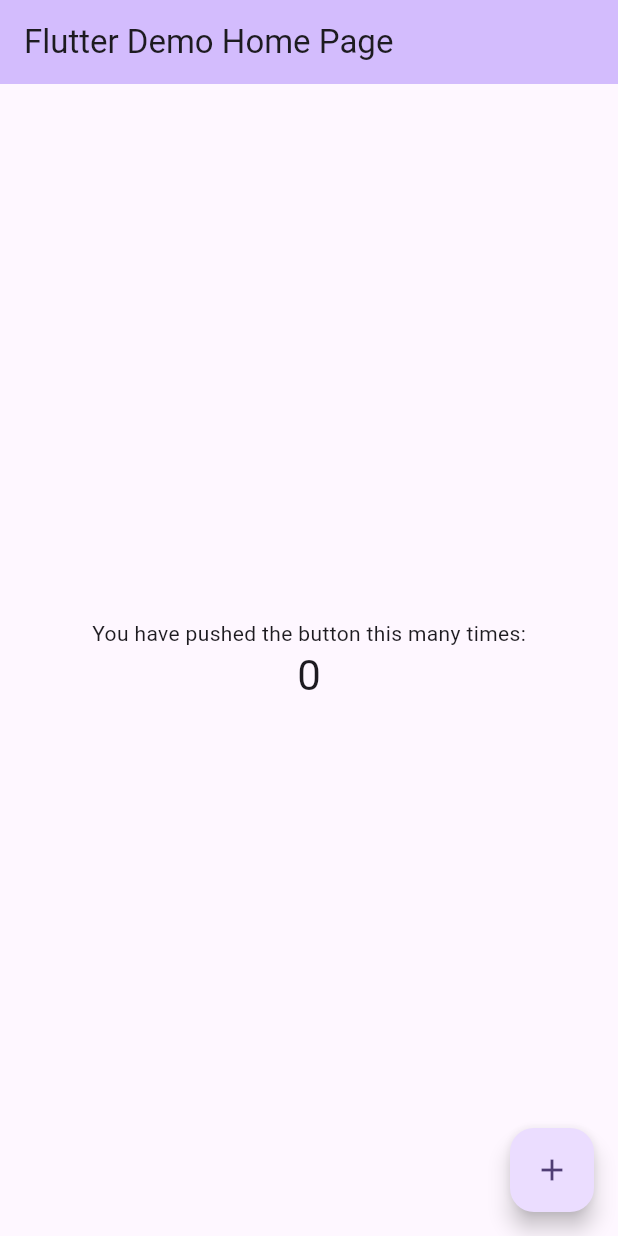
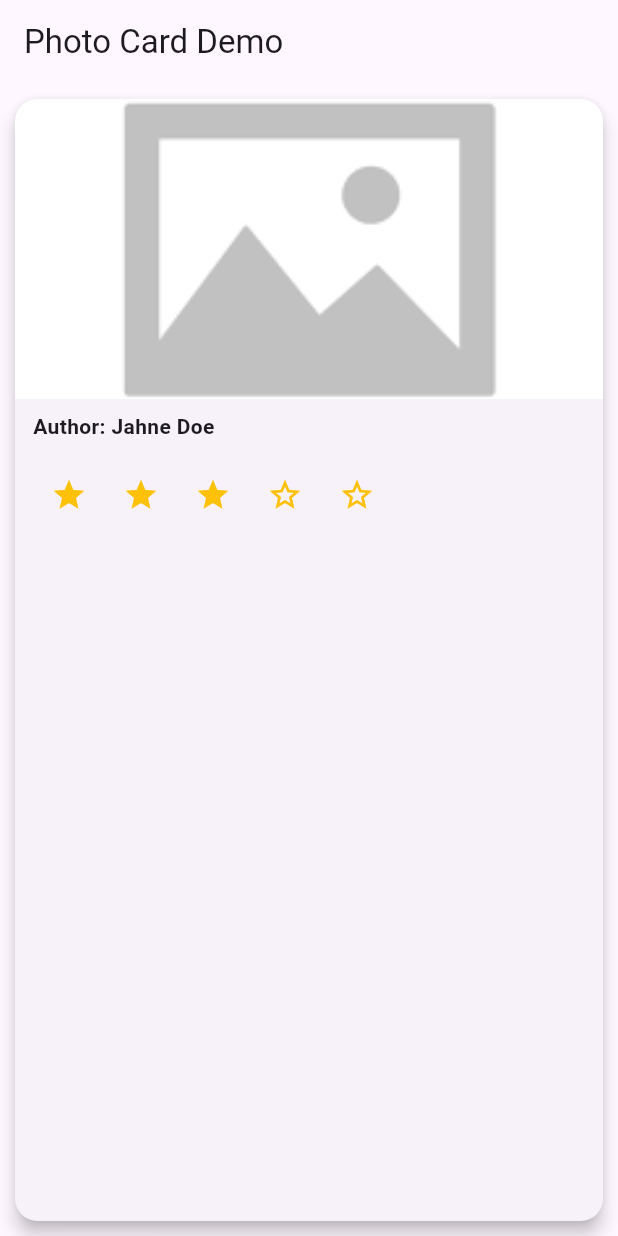
Before and after one commit to Dfvgdev111/Flutter-Home-Assignment, a Flutter app: the screen it shows after launch, on a phone screen of 412 x 824 dp. Run offline on Flutter 3.47's test engine with Material 3 defaults, Android fonts, the phone set to English and light mode, and no system bars.

Commit message:
Added Basic photo card widget

```diff
--- a/lib/main.dart
+++ b/lib/main.dart
@@ -1,4 +1,8 @@
+import 'dart:io';
 import 'package:flutter/material.dart';
+import 'models/photo_model.dart';
+import 'widgets/photo_card.dart';
+import 'widgets/rating_widget.dart';
 
 void main() {
   runApp(const MyApp());
@@ -7,115 +11,39 @@ void main() {
 class MyApp extends StatelessWidget {
   const MyApp({super.key});
 
-  // This widget is the root of your application.
   @override
   Widget build(BuildContext context) {
     return MaterialApp(
-      title: 'Flutter Demo',
-      theme: ThemeData(
-        // This is the theme of your application.
-        //
-        // TRY THIS: Try running your application with "flutter run". You'll see
-        // the application has a purple toolbar. Then, without quitting the app,
-        // try changing the seedColor in the colorScheme below to Colors.green
-        // and then invoke "hot reload" (save your changes or press the "hot
-        // reload" button in a Flutter-supported IDE, or press "r" if you used
-        // the command line to start the app).
-        //
-        // Notice that the counter didn't reset back to zero; the application
-        // state is not lost during the reload. To reset the state, use hot
-        // restart instead.
-        //
-        // This works for code too, not just values: Most code changes can be
-        // tested with just a hot reload.
-        colorScheme: .fromSeed(seedColor: Colors.deepPurple),
-      ),
-      home: const MyHomePage(title: 'Flutter Demo Home Page'),
+      title: 'Photo Rating Demo',
+      theme: ThemeData(primarySwatch: Colors.deepPurple),
+      home: const MyHomePage(),
     );
   }
 }
 
 class MyHomePage extends StatefulWidget {
-  const MyHomePage({super.key, required this.title});
-
-  // This widget is the home page of your application. It is stateful, meaning
-  // that it has a State object (defined below) that contains fields that affect
-  // how it looks.
-
-  // This class is the configuration for the state. It holds the values (in this
-  // case the title) provided by the parent (in this case the App widget) and
-  // used by the build method of the State. Fields in a Widget subclass are
-  // always marked "final".
-
-  final String title;
+  const MyHomePage({super.key});
 
   @override
   State<MyHomePage> createState() => _MyHomePageState();
 }
 
 class _MyHomePageState extends State<MyHomePage> {
-  int _counter = 0;
-
-  void _incrementCounter() {
-    setState(() {
-      // This call to setState tells the Flutter framework that something has
-      // changed in this State, which causes it to rerun the build method below
-      // so that the display can reflect the updated values. If we changed
-      // _counter without calling setState(), then the build method would not be
-      // called again, and so nothing would appear to happen.
-      _counter++;
-    });
-  }
+  final Photo testPhoto = Photo(path: 'NULL ', author: 'Jahne Doe', rating: 3);
 
   @override
   Widget build(BuildContext context) {
-    // This method is rerun every time setState is called, for instance as done
-    // by the _incrementCounter method above.
-    //
-    // The Flutter framework has been optimized to make rerunning build methods
-    // fast, so that you can just rebuild anything that needs updating rather
-    // than having to individually change instances of widgets.
     return Scaffold(
-      appBar: AppBar(
-        // TRY THIS: Try changing the color here to a specific color (to
-        // Colors.amber, perhaps?) and trigger a hot reload to see the AppBar
-        // change color while the other colors stay the same.
-        backgroundColor: Theme.of(context).colorScheme.inversePrimary,
-        // Here we take the value from the MyHomePage object that was created by
-        // the App.build method, and use it to set our appbar title.
-        title: Text(widget.title),
-      ),
+      appBar: AppBar(title: const Text('Photo Card Demo')),
       body: Center(
-        // Center is a layout widget. It takes a single child and positions it
-        // in the middle of the parent.
-        child: Column(
-          // Column is also a layout widget. It takes a list of children and
-          // arranges them vertically. By default, it sizes itself to fit its
-          // children horizontally, and tries to be as tall as its parent.
-          //
-          // Column has various properties to control how it sizes itself and
-          // how it positions its children. Here we use mainAxisAlignment to
-          // center the children vertically; the main axis here is the vertical
-          // axis because Columns are vertical (the cross axis would be
-          // horizontal).
-          //
-          // TRY THIS: Invoke "debug painting" (choose the "Toggle Debug Paint"
-          // action in the IDE, or press "p" in the console), to see the
-          // wireframe for each widget.
-          mainAxisAlignment: .center,
-          children: [
-            const Text('You have pushed the button this many times:'),
-            Text(
-              '$_counter',
-              style: Theme.of(context).textTheme.headlineMedium,
-            ),
-          ],
+        child: PhotoCard(
+          photo: testPhoto,
+          onRatingChanged: (newRating) {
+            setState(() {
+              testPhoto.rating = newRating;
+            });
+          },
         ),
-      ),
-      floatingActionButton: FloatingActionButton(
-        onPressed: _incrementCounter,
-        tooltip: 'Increment',
-        child: const Icon(Icons.add),
       ),
     );
   }
--- a/lib/models/photo_model.dart
+++ b/lib/models/photo_model.dart
@@ -1,6 +1,6 @@
 class Photo {
   final String path;
-  final int rating;
-
-  Photo({required this.path, required this.rating});
+  int rating;
+  final String author;
+  Photo({required this.path, required this.author, this.rating = 0});
 }
--- /dev/null
+++ b/lib/widgets/photo_card.dart
@@ -0,0 +1,65 @@
+import 'dart:io';
+import 'package:flutter/material.dart';
+import '../models/photo_model.dart';
+import 'rating_widget.dart';
+
+class PhotoCard extends StatelessWidget {
+  final Photo photo;
+  final Function(int) onRatingChanged;
+
+  const PhotoCard({
+    Key? key,
+    required this.photo,
+    required this.onRatingChanged,
+  }) : super(key: key);
+
+  @override
+  Widget build(BuildContext context) {
+    return Card(
+      margin: const EdgeInsets.all(10),
+      shape: RoundedRectangleBorder(borderRadius: BorderRadius.circular(15)),
+      elevation: 5,
+      child: Column(
+        crossAxisAlignment: CrossAxisAlignment.start,
+        children: [
+          ClipRRect(
+            borderRadius: const BorderRadius.vertical(top: Radius.circular(15)),
+            child: (File(photo.path).existsSync())
+                ? Image.file(
+                    File(photo.path),
+                    width: double.infinity,
+                    height: 200,
+                    fit: BoxFit.cover,
+                  )
+                : Image.asset(
+                    'assets/pictures/sample.png',
+                    width: double.infinity,
+                    height: 200,
+                    fit: BoxFit.cover,
+                  ),
+          ),
+
+          const SizedBox(height: 8),
+
+          Padding(
+            padding: const EdgeInsets.symmetric(horizontal: 12),
+            child: Text(
+              'Author: ${photo.author}',
+              style: const TextStyle(fontWeight: FontWeight.bold),
+            ),
+          ),
+
+          const SizedBox(height: 4),
+
+          Padding(
+            padding: const EdgeInsets.symmetric(horizontal: 12, vertical: 8),
+            child: RatingWidget(
+              rating: photo.rating,
+              onRatingChanged: onRatingChanged,
+            ),
+          ),
+        ],
+      ),
+    );
+  }
+}
--- /dev/null
+++ b/lib/widgets/rating_widget.dart
@@ -0,0 +1,29 @@
+import 'package:flutter/material.dart';
+
+class RatingWidget extends StatelessWidget {
+  final int rating;
+  final Function(int) onRatingChanged;
+
+  const RatingWidget({
+    Key? key,
+    required this.rating,
+    required this.onRatingChanged,
+  }) : super(key: key);
+
+  @override
+  Widget build(BuildContext context) {
+    return Row(
+      children: List.generate(5, (index) {
+        return IconButton(
+          icon: Icon(
+            index < rating ? Icons.star : Icons.star_border,
+            color: Colors.amber,
+          ),
+          onPressed: () {
+            onRatingChanged(index + 1);
+          },
+        );
+      }),
+    );
+  }
+}
--- a/pubspec.yaml
+++ b/pubspec.yaml
@@ -57,6 +57,10 @@ flutter:
   # the material Icons class.
   uses-material-design: true
 
+
+  assets:
+   - assets/pictures/sample.png
+
   # To add assets to your application, add an assets section, like this:
   # assets:
   #   - images/a_dot_burr.jpeg
```
Also changed, not shown: assets/pictures/sample.png (added).
